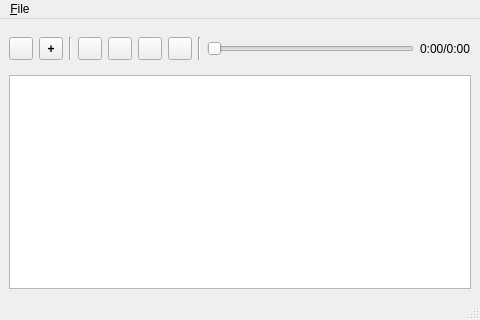
Old version of the form player/player.ui in the repository nirjacobson/Chromasound-Studio.
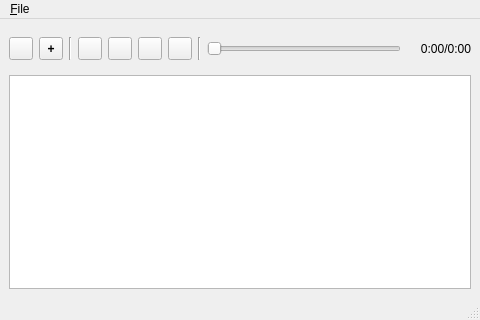
New version of the form.

Commit message: player position slider+label

```diff
--- a/player/player.ui
+++ b/player/player.ui
@@ -128,9 +128,24 @@
        </item>
        <item>
         <widget class="QLabel" name="positionLabel">
+         <property name="minimumSize">
+          <size>
+           <width>64</width>
+           <height>0</height>
+          </size>
+         </property>
+         <property name="maximumSize">
+          <size>
+           <width>64</width>
+           <height>16777215</height>
+          </size>
+         </property>
          <property name="text">
           <string>0:00/0:00</string>
          </property>
+         <property name="alignment">
+          <set>Qt::AlignRight|Qt::AlignTrailing|Qt::AlignVCenter</set>
+         </property>
         </widget>
        </item>
       </layout>
```
The commit also changes 2 other files.
